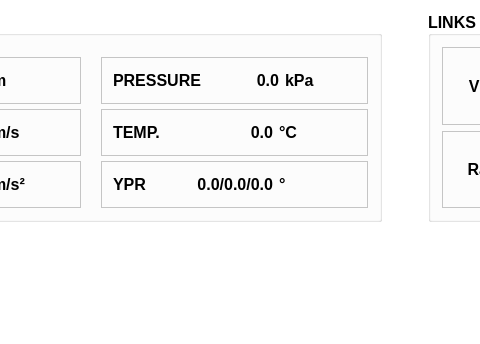
This is ground_station/gswidget.ui in clementnuss/gs_matterhorn as Qt 5 draws it before an edit; both pictures show x 231 to 711 and y 0 to 344 of the 1200 by 800 pixel window. The edited form follows.
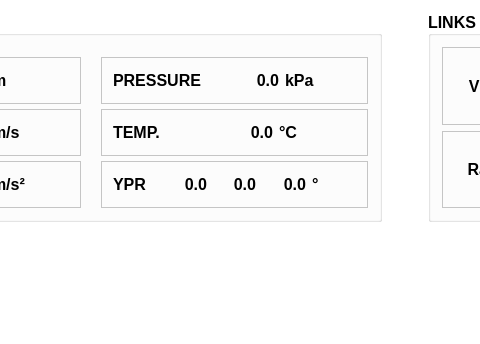
This is the edited form. Custom widgets are drawn as their Qt base class.

Commit message: Updates UI fields for fixed precision

What changed in the file:
```diff
--- a/ground_station/gswidget.ui
+++ b/ground_station/gswidget.ui
@@ -464,14 +464,29 @@
                 </widget>
                </item>
                <item>
-                <widget class="QLabel" name="telemetry_ypr_value">
-                 <property name="font">
-                  <font>
-                   <pointsize>12</pointsize>
-                  </font>
+                   <widget class="QLabel" name="telemetry_yaw_value">
+                       <property name="text">
+                           <string>0.0</string>
                  </property>
-                 <property name="text">
-                  <string>0.0/0.0/0.0</string>
+                       <property name="alignment">
+                           <set>Qt::AlignRight|Qt::AlignTrailing|Qt::AlignVCenter</set>
+                       </property>
+                   </widget>
+               </item>
+                  <item>
+                      <widget class="QLabel" name="telemetry_pitch_value">
+                          <property name="text">
+                              <string>0.0</string>
+                          </property>
+                          <property name="alignment">
+                              <set>Qt::AlignRight|Qt::AlignTrailing|Qt::AlignVCenter</set>
+                          </property>
+                      </widget>
+                  </item>
+                  <item>
+                      <widget class="QLabel" name="telemetry_roll_value">
+                          <property name="text">
+                              <string>0.0</string>
                  </property>
                  <property name="alignment">
                   <set>Qt::AlignRight|Qt::AlignTrailing|Qt::AlignVCenter</set>
```
Left out of the diff: 3 changed lines with no effect on the pictures. The commit also changes 4 other files.
